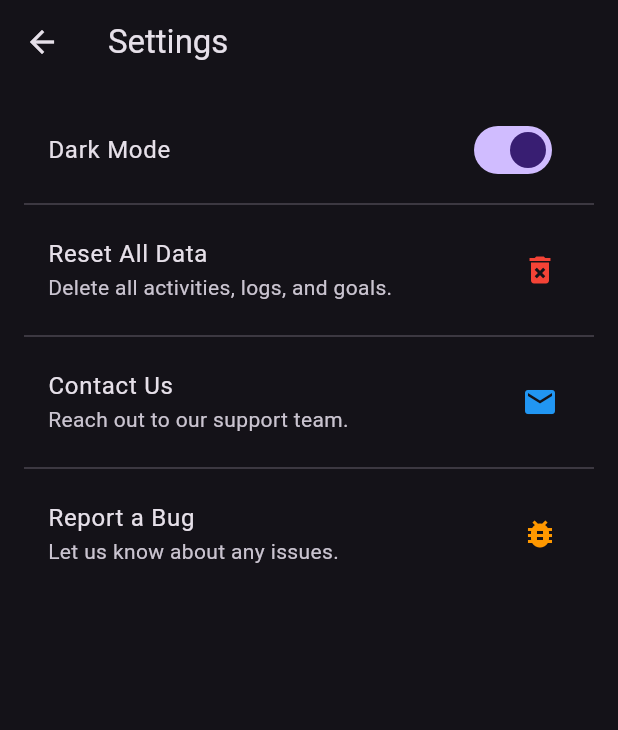
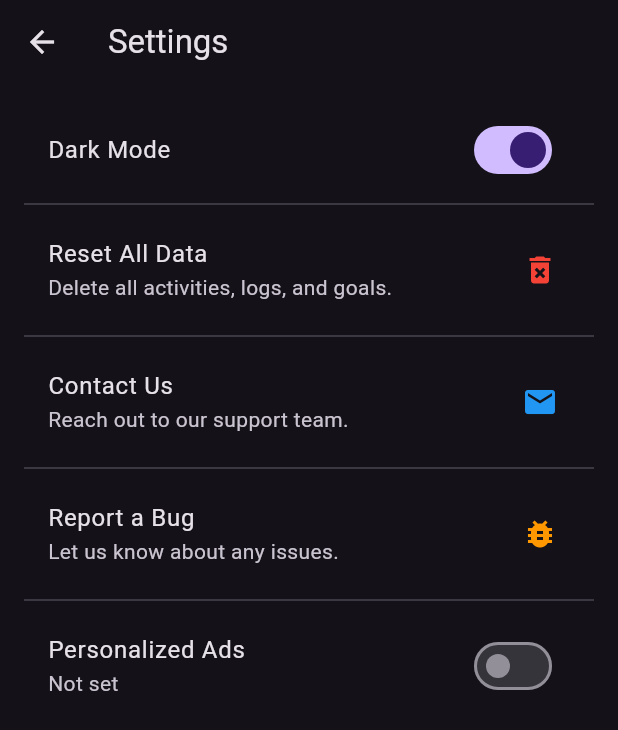
Before and after one commit to Pedziwiatrr/Lock-In-app, a Flutter app: the screen it shows after launch, tab 2 chosen, after a tap on the "settings" icon, on a phone screen of 412 x 824 dp. Shown: the top 730 px of the screen. Run offline on Flutter 3.47's test engine with Material 3 defaults, Android fonts, the phone set to English and light mode, and no system bars; our stand-ins replace fl_chart, google_mobile_ads, shared_preferences.

Commit message:
Added setting for updating personalized ads consent

```diff
--- a/lib/pages/settings_page.dart
+++ b/lib/pages/settings_page.dart
@@ -1,6 +1,8 @@
 import 'package:flutter/material.dart';
 import 'package:flutter/services.dart';
 import 'package:url_launcher/url_launcher.dart';
+import 'package:google_mobile_ads/google_mobile_ads.dart';
+import 'package:shared_preferences/shared_preferences.dart';
 
 class SettingsPage extends StatefulWidget {
   final bool isDarkMode;
@@ -20,11 +22,29 @@ class SettingsPage extends StatefulWidget {
 
 class _SettingsPageState extends State<SettingsPage> {
   late bool _isDarkMode;
+  bool? _personalizedAdsConsent;
 
   @override
   void initState() {
     super.initState();
     _isDarkMode = widget.isDarkMode;
+    _loadConsent();
+  }
+
+  Future<void> _loadConsent() async {
+    final prefs = await SharedPreferences.getInstance();
+    setState(() {
+      _personalizedAdsConsent = prefs.getBool('personalizedAdsConsent');
+    });
+  }
+
+  Future<void> _setConsent(bool consent) async {
+    final prefs = await SharedPreferences.getInstance();
+    await prefs.setBool('personalizedAdsConsent', consent);
+    setState(() {
+      _personalizedAdsConsent = consent;
+    });
+
   }
 
   void _confirmResetData() {
@@ -138,6 +158,30 @@ class _SettingsPageState extends State<SettingsPage> {
                 body: 'Please describe the bug you encountered:\n\nApp Version: [Your App Version]\nDevice: [Your Device]\nOS: [Your OS Version]\nSteps to Reproduce:\n1. \n2. \n3. \nDescription of the Issue:\n',
               ),
             ),
+            const Divider(),
+            ListTile(
+              title: const Text('Personalized Ads'),
+              subtitle: Text(
+                _personalizedAdsConsent == null
+                  ? 'Not set'
+                  : (_personalizedAdsConsent! ? 'Enabled' : 'Disabled'),
+              ),
+              trailing: Switch(
+                value: _personalizedAdsConsent ?? false,
+                onChanged: (value) {
+                  _setConsent(value);
+                  ScaffoldMessenger.of(context).showSnackBar(
+                    SnackBar(
+                      content: Text(
+                        value
+                          ? 'Personalized ads enabled'
+                          : 'Personalized ads disabled',
+                      ),
+                    ),
+                  );
+                },
+              ),
+            ),
           ],
         ),
       ),
```
